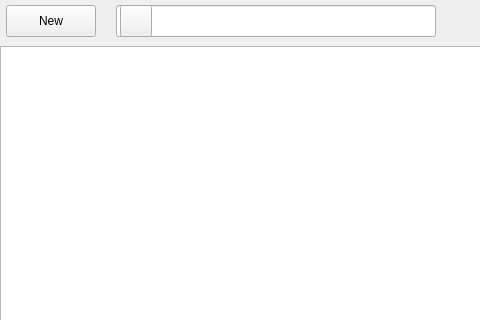
First picture: the form in src/plugins/ukui-notebook/widget.ui, repository ukui/ukui-sidebar, before the edit; both pictures show x 0 to 480 and y 0 to 320 of the 704 by 590 pixel window.
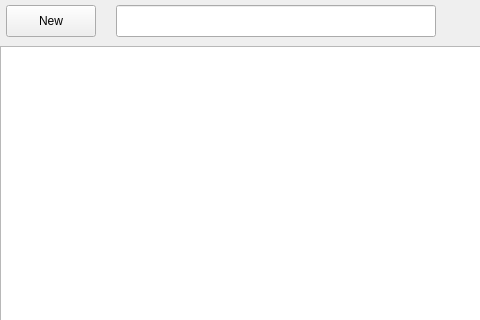
Second picture: the form after the edit. Icons and pictures are not drawn. Custom widgets are drawn as their Qt base class.

Commit message: Fix: Close button to fit theme style

Patch:
```diff
--- a/src/plugins/ukui-notebook/widget.ui
+++ b/src/plugins/ukui-notebook/widget.ui
@@ -256,31 +256,6 @@
         <enum>QFrame::Raised</enum>
        </property>
       </widget>
-      <widget class="QPushButton" name="searchBtn">
-       <property name="geometry">
-        <rect>
-         <x>120</x>
-         <y>5</y>
-         <width>32</width>
-         <height>32</height>
-        </rect>
-       </property>
-       <property name="minimumSize">
-        <size>
-         <width>32</width>
-         <height>32</height>
-        </size>
-       </property>
-       <property name="maximumSize">
-        <size>
-         <width>32</width>
-         <height>32</height>
-        </size>
-       </property>
-       <property name="text">
-        <string/>
-       </property>
-      </widget>
       <widget class="QToolButton" name="menuBtn">
        <property name="geometry">
         <rect>
@@ -420,6 +395,13 @@
    </layout>
   </widget>
  </widget>
+ <customwidgets>
+  <customwidget>
+   <class>CloseButton</class>
+   <extends>QPushButton</extends>
+   <header location="global">CloseButton/closebutton.h</header>
+  </customwidget>
+ </customwidgets>
  <resources/>
  <connections/>
 </ui>
```
Left out of the diff: 2 changed lines with no effect on the pictures. The commit also changes 6 other files.
